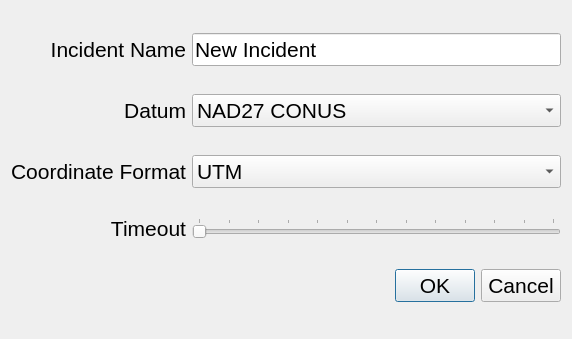
The window that options.ui (ncssar/radiolog) describes before a commit, drawn with Qt 5.
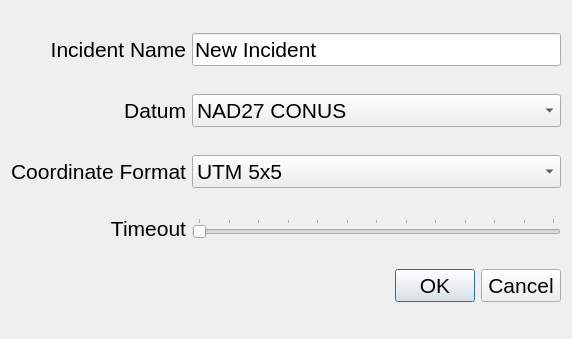
The same window after the commit.

The edit to the form file:
```diff
--- a/options.ui
+++ b/options.ui
@@ -112,7 +112,12 @@
      </property>
      <item>
       <property name="text">
-       <string>UTM</string>
+       <string>UTM 5x5</string>
+      </property>
+     </item>
+     <item>
+      <property name="text">
+       <string>UTM 7x7</string>
       </property>
      </item>
      <item>
```
